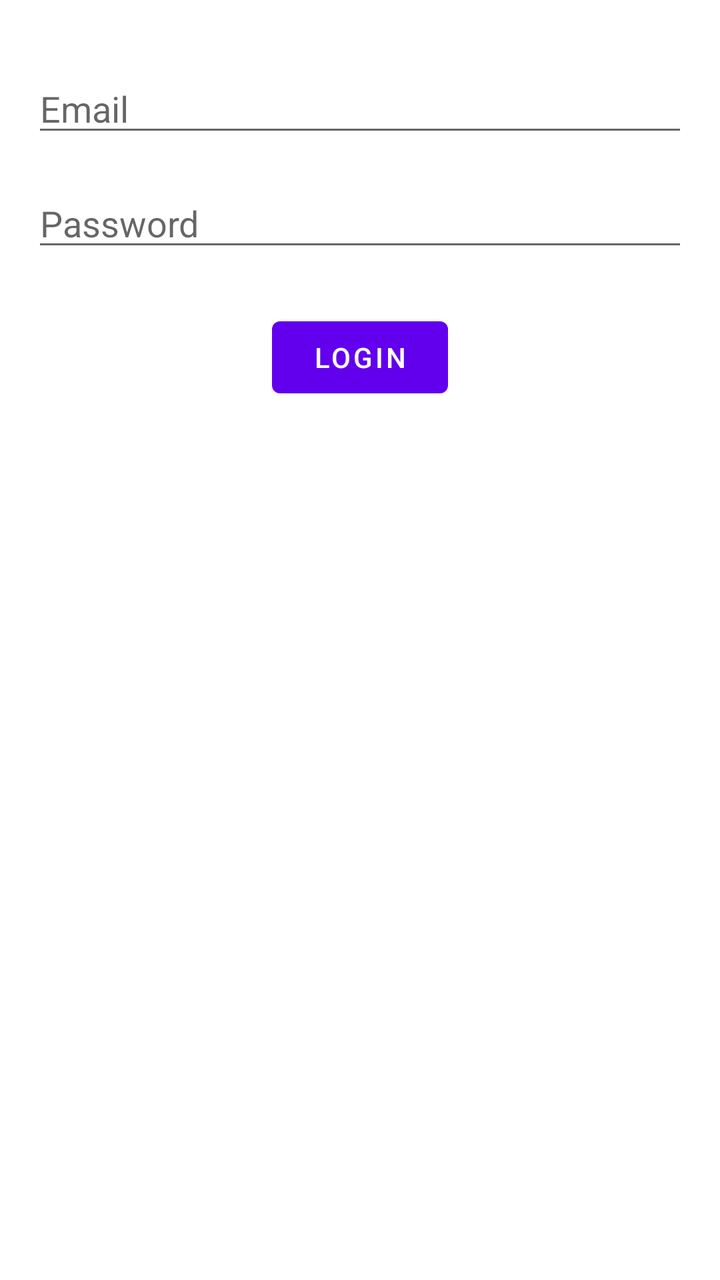
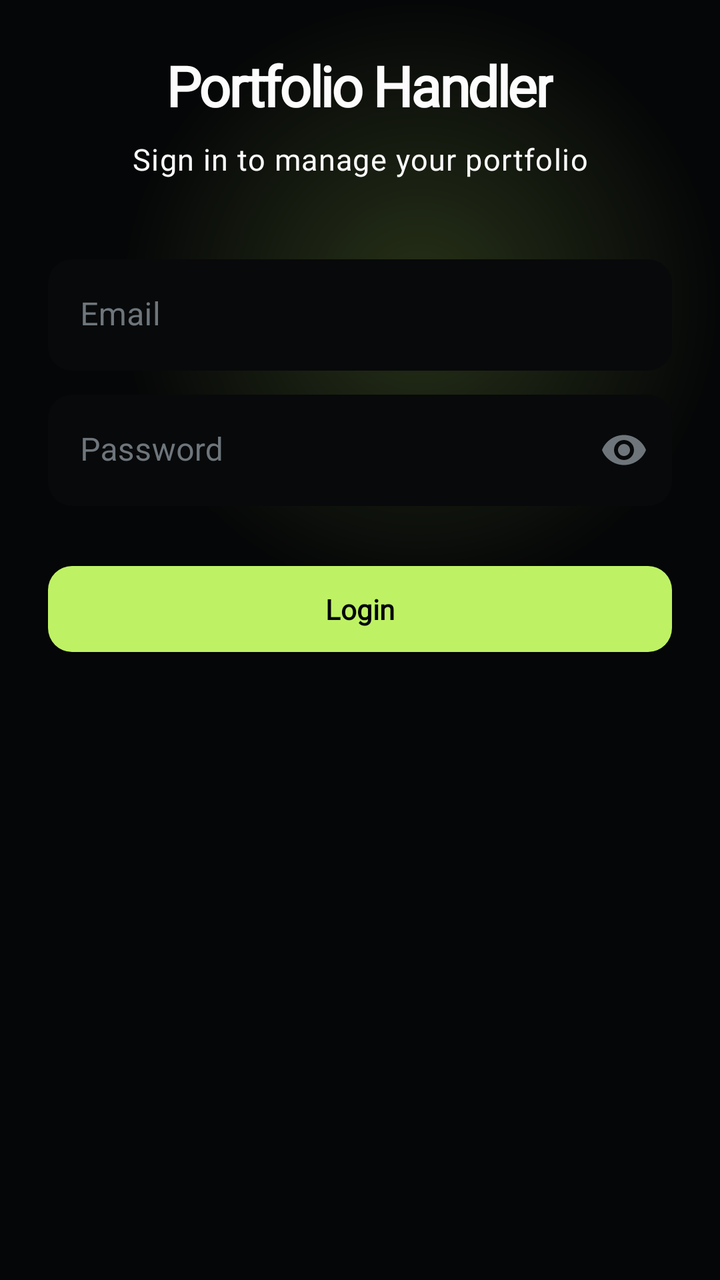

Screens rendered from an Android XML layout before and after an edit, with the pre-edit source and the edit as a unified diff.
<!-- AndroidManifest.xml: application theme Theme.PorfolioHandler -->
<!-- res/layout/activity_login.xml -->
<?xml version="1.0" encoding="utf-8"?>
<androidx.constraintlayout.widget.ConstraintLayout xmlns:android="http://schemas.android.com/apk/res/android"
    xmlns:app="http://schemas.android.com/apk/res-auto"
    xmlns:tools="http://schemas.android.com/tools"
    android:id="@+id/main"
    android:layout_width="match_parent"
    android:layout_height="match_parent"
    android:layout_centerHorizontal="true"
    android:layout_centerVertical="true"
    tools:context=".presenter.ui.login.LoginActivity">

    <com.google.android.material.textfield.TextInputEditText
        android:layout_width="match_parent"
        android:layout_height="wrap_content"
        android:id="@+id/useremail"
        android:hint="Email"
        app:layout_constraintTop_toTopOf="parent"
        app:layout_constraintStart_toStartOf="parent"
        app:layout_constraintEnd_toEndOf="parent"
        android:layout_marginStart="16dp"
        android:layout_marginEnd="16dp"
        android:layout_marginTop="32dp"/>

    <com.google.android.material.textfield.TextInputEditText
        android:layout_width="match_parent"
        android:layout_height="wrap_content"
        android:id="@+id/userpassword"
        android:hint="Password"
        app:layout_constraintTop_toBottomOf="@id/useremail"
        app:layout_constraintStart_toStartOf="parent"
        app:layout_constraintEnd_toEndOf="parent"
        android:layout_marginStart="16dp"
        android:layout_marginEnd="16dp"
        android:layout_marginTop="16dp"
        android:inputType="textPassword"/>

    <Button
        android:layout_width="wrap_content"
        android:layout_height="wrap_content"
        android:id="@+id/loginbutton"
        android:text="Login"
        app:layout_constraintTop_toBottomOf="@id/userpassword"
        app:layout_constraintStart_toStartOf="parent"
        app:layout_constraintEnd_toEndOf="parent"
        android:layout_marginTop="24dp"/>

</androidx.constraintlayout.widget.ConstraintLayout>
<!-- resources referenced by this layout -->
<resources>
  <style name="Theme.PorfolioHandler" parent="Theme.MaterialComponents.DayNight.NoActionBar">
          
          <item name="colorPrimary">@color/purple_500</item>
          <item name="colorPrimaryVariant">@color/purple_700</item>
          <item name="colorOnPrimary">@color/white</item>
          
          <item name="colorSecondary">@color/teal_200</item>
          <item name="colorSecondaryVariant">@color/teal_700</item>
          <item name="colorOnSecondary">@color/black</item>
          
          <item name="android:statusBarColor">?attr/colorPrimaryVariant</item>
          
      </style>
  <color name="purple_500">#FF6200EE</color>
  <color name="purple_700">#FF3700B3</color>
  <color name="white">#FFFFFFFF</color>
  <color name="teal_200">#FF03DAC5</color>
  <color name="teal_700">#FF018786</color>
  <color name="black">#FF000000</color>
</resources>

<!-- the commit's change to res/layout/activity_login.xml (unified diff, before → after) -->
@@ -5,43 +5,81 @@
     android:id="@+id/main"
     android:layout_width="match_parent"
     android:layout_height="match_parent"
-    android:layout_centerHorizontal="true"
-    android:layout_centerVertical="true"
+    android:background="@drawable/bg_main_ambient"
+    android:padding="24dp"
     tools:context=".presenter.ui.login.LoginActivity">
 
-    <com.google.android.material.textfield.TextInputEditText
+    
+    <TextView
+        android:id="@+id/loginTitle"
+        android:layout_width="wrap_content"
+        android:layout_height="wrap_content"
+        android:text="Portfolio Handler"
+        android:textAppearance="@style/TextAppearance.Portfolio.Display"
+        android:textSize="28sp"
+        app:layout_constraintBottom_toTopOf="@id/useremail"
+        app:layout_constraintEnd_toEndOf="parent"
+        app:layout_constraintStart_toStartOf="parent"
+        app:layout_constraintTop_toTopOf="parent"
+        app:layout_constraintVertical_chainStyle="packed" />
+
+    <TextView
+        android:id="@+id/loginSubtitle"
+        android:layout_width="wrap_content"
+        android:layout_height="wrap_content"
+        android:layout_marginTop="8dp"
+        android:text="Sign in to manage your portfolio"
+        android:textAppearance="@style/TextAppearance.Portfolio.Body.Muted"
+        app:layout_constraintEnd_toEndOf="parent"
+        app:layout_constraintStart_toStartOf="parent"
+        app:layout_constraintTop_toBottomOf="@id/loginTitle" />
+
+    <com.google.android.material.textfield.TextInputLayout
+        android:id="@+id/emailLayout"
+        style="@style/Widget.Portfolio.TextInputLayout"
         android:layout_width="match_parent"
         android:layout_height="wrap_content"
-        android:id="@+id/useremail"
+        android:layout_marginTop="40dp"
         android:hint="Email"
-        app:layout_constraintTop_toTopOf="parent"
-        app:layout_constraintStart_toStartOf="parent"
-        app:layout_constraintEnd_toEndOf="parent"
-        android:layout_marginStart="16dp"
-        android:layout_marginEnd="16dp"
-        android:layout_marginTop="32dp"/>
+        app:layout_constraintTop_toBottomOf="@id/loginSubtitle">
 
-    <com.google.android.material.textfield.TextInputEditText
+        <com.google.android.material.textfield.TextInputEditText
+            android:layout_width="match_parent"
+            android:layout_height="wrap_content"
+            android:id="@+id/useremail"
+            android:textColor="@color/fg_primary"
+            android:inputType="textEmailAddress"/>
+    </com.google.android.material.textfield.TextInputLayout>
+
+    <com.google.android.material.textfield.TextInputLayout
+        android:id="@+id/passwordLayout"
+        style="@style/Widget.Portfolio.TextInputLayout"
         android:layout_width="match_parent"
         android:layout_height="wrap_content"
-        android:id="@+id/userpassword"
+        android:layout_marginTop="12dp"
         android:hint="Password"
-        app:layout_constraintTop_toBottomOf="@id/useremail"
-        app:layout_constraintStart_toStartOf="parent"
-        app:layout_constraintEnd_toEndOf="parent"
-        android:layout_marginStart="16dp"
-        android:layout_marginEnd="16dp"
-        android:layout_marginTop="16dp"
-        android:inputType="textPassword"/>
+        app:layout_constraintTop_toBottomOf="@id/emailLayout"
+        app:passwordToggleEnabled="true"
+        app:passwordToggleTint="@color/fg_subtle">
 
-    <Button
-        android:layout_width="wrap_content"
+        <com.google.android.material.textfield.TextInputEditText
+            android:layout_width="match_parent"
+            android:layout_height="wrap_content"
+            android:id="@+id/userpassword"
+            android:textColor="@color/fg_primary"
+            android:inputType="textPassword"/>
+    </com.google.android.material.textfield.TextInputLayout>
+
+    <com.google.android.material.button.MaterialButton
+        android:layout_width="match_parent"
         android:layout_height="wrap_content"
         android:id="@+id/loginbutton"
+        style="@style/Widget.Portfolio.Button.Primary"
         android:text="Login"
-        app:layout_constraintTop_toBottomOf="@id/userpassword"
+        android:layout_marginTop="24dp"
+        android:padding="12dp"
+        app:layout_constraintTop_toBottomOf="@id/passwordLayout"
         app:layout_constraintStart_toStartOf="parent"
-        app:layout_constraintEnd_toEndOf="parent"
-        android:layout_marginTop="24dp"/>
+        app:layout_constraintEnd_toEndOf="parent"/>
 
 </androidx.constraintlayout.widget.ConstraintLayout>
<!-- resource entries referenced after the edit -->
@@ -1,23 +1,182 @@
 <!-- resources referenced by this layout -->
 <resources>
+  <color name="fg_primary">#FCFCFC</color>
+  <color name="fg_subtle">#6E767C</color>
+  <!-- drawable bg_main_ambient (drawable) -->
+  <?xml version="1.0" encoding="utf-8"?>
+  <layer-list xmlns:android="http://schemas.android.com/apk/res/android">
+      
+      <item>
+          <color android:color="@color/bg_primary" />
+      </item>
+      
+      <item
+          android:gravity="top|end"
+          android:width="300dp"
+          android:height="300dp">
+          <shape android:shape="oval">
+              <gradient
+                  android:type="radial"
+                  android:gradientRadius="150dp"
+                  android:startColor="@color/accent_glow"
+                  android:endColor="#00000000" />
+          </shape>
+      </item>
+  </layer-list>
+  <style name="TextAppearance.Portfolio.Body.Muted">
+          <item name="android:textColor">@color/fg_muted</item>
+      </style>
+  <style name="TextAppearance.Portfolio.Display" parent="TextAppearance.MaterialComponents.Headline3">
+          <item name="fontFamily">@font/inter</item>
+          <item name="android:fontFamily">@font/inter</item>
+          <item name="android:textColor">@color/fg_primary</item>
+          <item name="android:textStyle">bold</item>
+          <item name="android:letterSpacing">-0.04</item>
+      </style>
+  <style name="Widget.Portfolio.Button.Primary" parent="Widget.MaterialComponents.Button">
+          <item name="backgroundTint">@color/accent_primary</item>
+          <item name="android:textColor">@color/bg_primary</item>
+          <item name="cornerRadius">12dp</item>
+          <item name="fontFamily">@font/inter</item>
+          <item name="android:fontFamily">@font/inter</item>
+          <item name="android:textStyle">bold</item>
+          <item name="android:textAllCaps">false</item>
+          <item name="android:letterSpacing">0</item>
+          <item name="rippleColor">@color/accent_deep</item>
+      </style>
+  <style name="Widget.Portfolio.TextInputLayout" parent="Widget.MaterialComponents.TextInputLayout.FilledBox">
+          <item name="boxBackgroundColor">@color/bg_card</item>
+          <item name="boxStrokeColor">@color/accent_primary</item>
+          <item name="boxStrokeWidth">0dp</item>
+          <item name="boxStrokeWidthFocused">1dp</item>
+          <item name="boxCornerRadiusTopStart">12dp</item>
+          <item name="boxCornerRadiusTopEnd">12dp</item>
+          <item name="boxCornerRadiusBottomStart">12dp</item>
+          <item name="boxCornerRadiusBottomEnd">12dp</item>
+          <item name="hintTextColor">@color/accent_primary</item>
+          <item name="android:textColorHint">@color/fg_subtle</item>
+          <item name="helperTextTextColor">@color/fg_faint</item>
+          <item name="errorTextColor">@color/status_error</item>
+          <item name="cursorColor">@color/accent_primary</item>
+      </style>
   <style name="Theme.PorfolioHandler" parent="Theme.MaterialComponents.DayNight.NoActionBar">
           
-          <item name="colorPrimary">@color/purple_500</item>
-          <item name="colorPrimaryVariant">@color/purple_700</item>
-          <item name="colorOnPrimary">@color/white</item>
+          <item name="colorPrimary">@color/accent_primary</item>
+          <item name="colorPrimaryVariant">@color/accent_deep</item>
+          <item name="colorOnPrimary">@color/bg_primary</item>
+  
           
-          <item name="colorSecondary">@color/teal_200</item>
-          <item name="colorSecondaryVariant">@color/teal_700</item>
-          <item name="colorOnSecondary">@color/black</item>
+          <item name="colorSecondary">@color/accent_bright</item>
+          <item name="colorSecondaryVariant">@color/accent_dim</item>
+          <item name="colorOnSecondary">@color/bg_primary</item>
+  
           
-          <item name="android:statusBarColor">?attr/colorPrimaryVariant</item>
+          <item name="colorSurface">@color/bg_primary</item>
+          <item name="colorOnSurface">@color/fg_primary</item>
+          <item name="android:colorBackground">@color/bg_primary</item>
+          <item name="colorOnBackground">@color/fg_primary</item>
+          <item name="android:windowBackground">@color/bg_primary</item>
+  
           
+          <item name="colorError">@color/status_error</item>
+          <item name="colorOnError">@color/bg_primary</item>
+  
+          
+          <item name="android:statusBarColor">@color/bg_primary</item>
+          <item name="android:navigationBarColor">@color/bg_primary</item>
+          <item name="android:windowLightStatusBar">false</item>
+  
+          
+          <item name="android:textColor">@color/fg_primary</item>
+          <item name="android:textColorPrimary">@color/fg_primary</item>
+          <item name="android:textColorSecondary">@color/fg_muted</item>
+          <item name="android:textColorHint">@color/fg_subtle</item>
+  
+          
+          <item name="materialButtonStyle">@style/Widget.Portfolio.Button.Primary</item>
+          <item name="textInputStyle">@style/Widget.Portfolio.TextInputLayout</item>
+          <item name="materialCardViewStyle">@style/Widget.Portfolio.CardView</item>
+          <item name="floatingActionButtonStyle">@style/Widget.Portfolio.FAB</item>
+          <item name="toolbarStyle">@style/Widget.Portfolio.Toolbar</item>
+          <item name="bottomSheetDialogTheme">@style/Theme.Portfolio.BottomSheet</item>
+          <item name="chipStyle">@style/Widget.Portfolio.Chip</item>
+          <item name="switchStyle">@style/Widget.Portfolio.Switch</item>
+  
+          
+          <item name="android:colorControlHighlight">@color/ripple_light</item>
       </style>
-  <color name="purple_500">#FF6200EE</color>
-  <color name="purple_700">#FF3700B3</color>
-  <color name="white">#FFFFFFFF</color>
-  <color name="teal_200">#FF03DAC5</color>
-  <color name="teal_700">#FF018786</color>
-  <color name="black">#FF000000</color>
+  <color name="bg_primary">#050607</color>
+  <color name="accent_glow">#2EBEF264</color>
+  <color name="fg_muted">#9BA1A6</color>
+  <color name="accent_primary">#BEF264</color>
+  <color name="accent_deep">#4D7C0F</color>
+  <color name="bg_card">#04FFFFFF</color>
+  <color name="fg_faint">#4B5257</color>
+  <color name="status_error">#F87171</color>
+  <color name="accent_bright">#D9F99D</color>
+  <color name="accent_dim">#A3E635</color>
+  <style name="Widget.Portfolio.CardView" parent="Widget.MaterialComponents.CardView">
+          <item name="cardBackgroundColor">@color/bg_card</item>
+          <item name="cardCornerRadius">20dp</item>
+          <item name="cardElevation">0dp</item>
+          <item name="strokeColor">@color/border_default</item>
+          <item name="strokeWidth">1dp</item>
+          <item name="rippleColor">@color/ripple_light</item>
+      </style>
+  <style name="Widget.Portfolio.FAB" parent="Widget.MaterialComponents.FloatingActionButton">
+          <item name="backgroundTint">@color/accent_primary</item>
+          <item name="tint">@color/bg_primary</item>
+          <item name="rippleColor">@color/accent_deep</item>
+          <item name="shapeAppearanceOverlay">@style/ShapeAppearance.Portfolio.FAB</item>
+      </style>
+  <style name="Widget.Portfolio.Toolbar" parent="Widget.MaterialComponents.Toolbar">
+          <item name="android:background">@color/bg_primary</item>
+          <item name="titleTextColor">@color/fg_primary</item>
+          <item name="subtitleTextColor">@color/fg_muted</item>
+      </style>
+  <style name="Theme.Portfolio.BottomSheet" parent="Theme.MaterialComponents.BottomSheetDialog">
+          <item name="bottomSheetStyle">@style/Widget.Portfolio.BottomSheet</item>
+          <item name="colorSurface">@color/bg_elevated</item>
+          <item name="colorOnSurface">@color/fg_primary</item>
+          <item name="colorPrimary">@color/accent_primary</item>
+          <item name="android:textColor">@color/fg_primary</item>
+          <item name="android:textColorPrimary">@color/fg_primary</item>
+          <item name="android:textColorSecondary">@color/fg_muted</item>
+          <item name="android:textColorHint">@color/fg_subtle</item>
+          <item name="android:windowIsFloating">false</item>
+          <item name="android:statusBarColor">@android:color/transparent</item>
+          <item name="android:navigationBarColor">@color/bg_primary</item>
+      </style>
+  <style name="Widget.Portfolio.Chip" parent="Widget.MaterialComponents.Chip.Action">
+          <item name="chipBackgroundColor">@color/badge_bg</item>
+          <item name="chipStrokeColor">@color/badge_border</item>
+          <item name="chipStrokeWidth">1dp</item>
+          <item name="chipCornerRadius">100dp</item>
+          <item name="android:textColor">@color/fg_primary</item>
+          <item name="android:textSize">11sp</item>
+          <item name="chipMinHeight">28dp</item>
+      </style>
+  <style name="Widget.Portfolio.Switch" parent="Widget.MaterialComponents.CompoundButton.Switch">
+          <item name="thumbTint">@color/accent_primary</item>
+          <item name="trackTint">@color/fg_faint</item>
+      </style>
+  <color name="ripple_light">#14FFFFFF</color>
+  <color name="border_default">#0DFFFFFF</color>
+  <style name="ShapeAppearance.Portfolio.FAB" parent="">
+          <item name="cornerSize">16dp</item>
+      </style>
+  <style name="Widget.Portfolio.BottomSheet" parent="Widget.MaterialComponents.BottomSheet.Modal">
+          <item name="shapeAppearanceOverlay">@style/ShapeAppearance.Portfolio.BottomSheet</item>
+          <item name="backgroundTint">@color/bg_elevated</item>
+      </style>
+  <color name="bg_elevated">#E60C0D0F</color>
+  <color name="badge_bg">#0AFFFFFF</color>
+  <color name="badge_border">#0FFFFFFF</color>
+  <style name="ShapeAppearance.Portfolio.BottomSheet" parent="">
+          <item name="cornerSizeTopLeft">24dp</item>
+          <item name="cornerSizeTopRight">24dp</item>
+          <item name="cornerSizeBottomLeft">0dp</item>
+          <item name="cornerSizeBottomRight">0dp</item>
+      </style>
 </resources>
 
